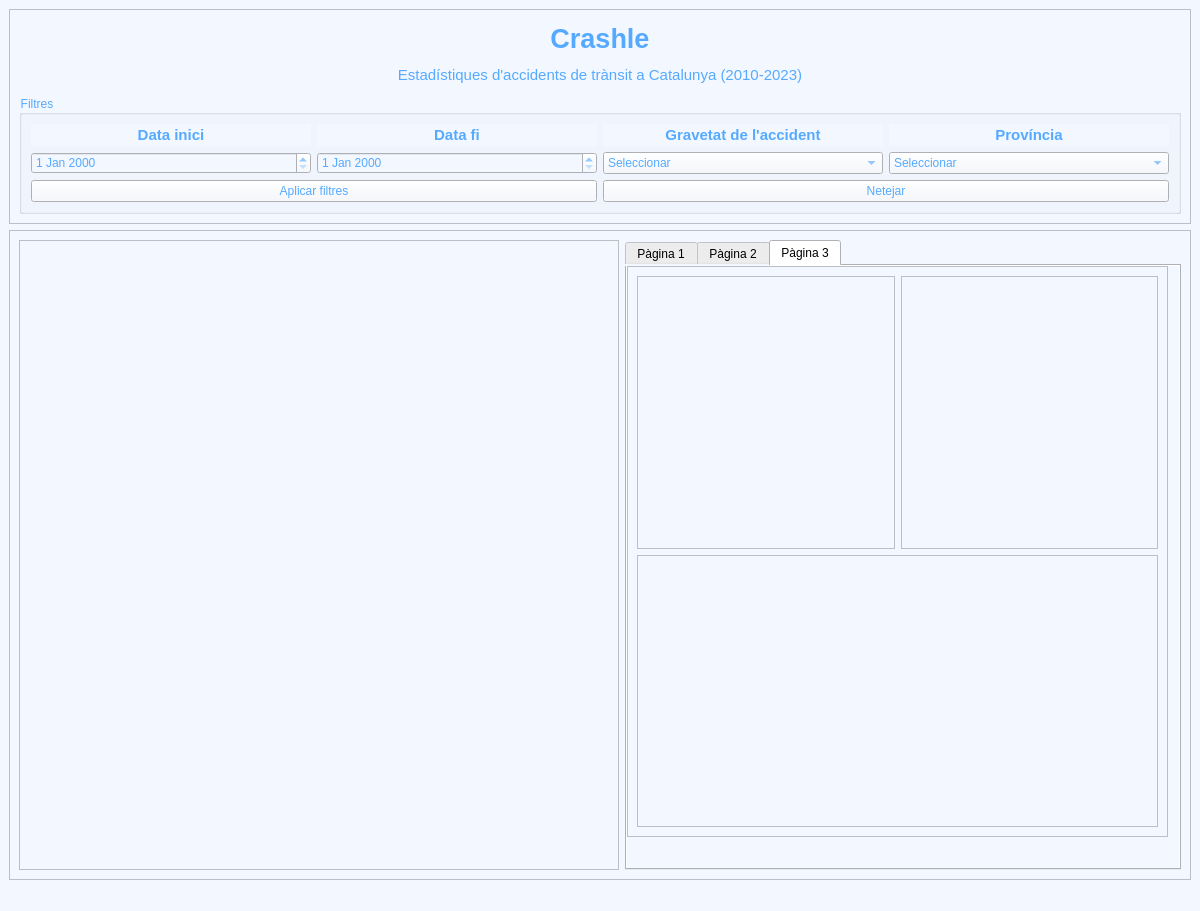
Qt form main_window.ui (guillempagesbustamante/Crashly) before a commit.
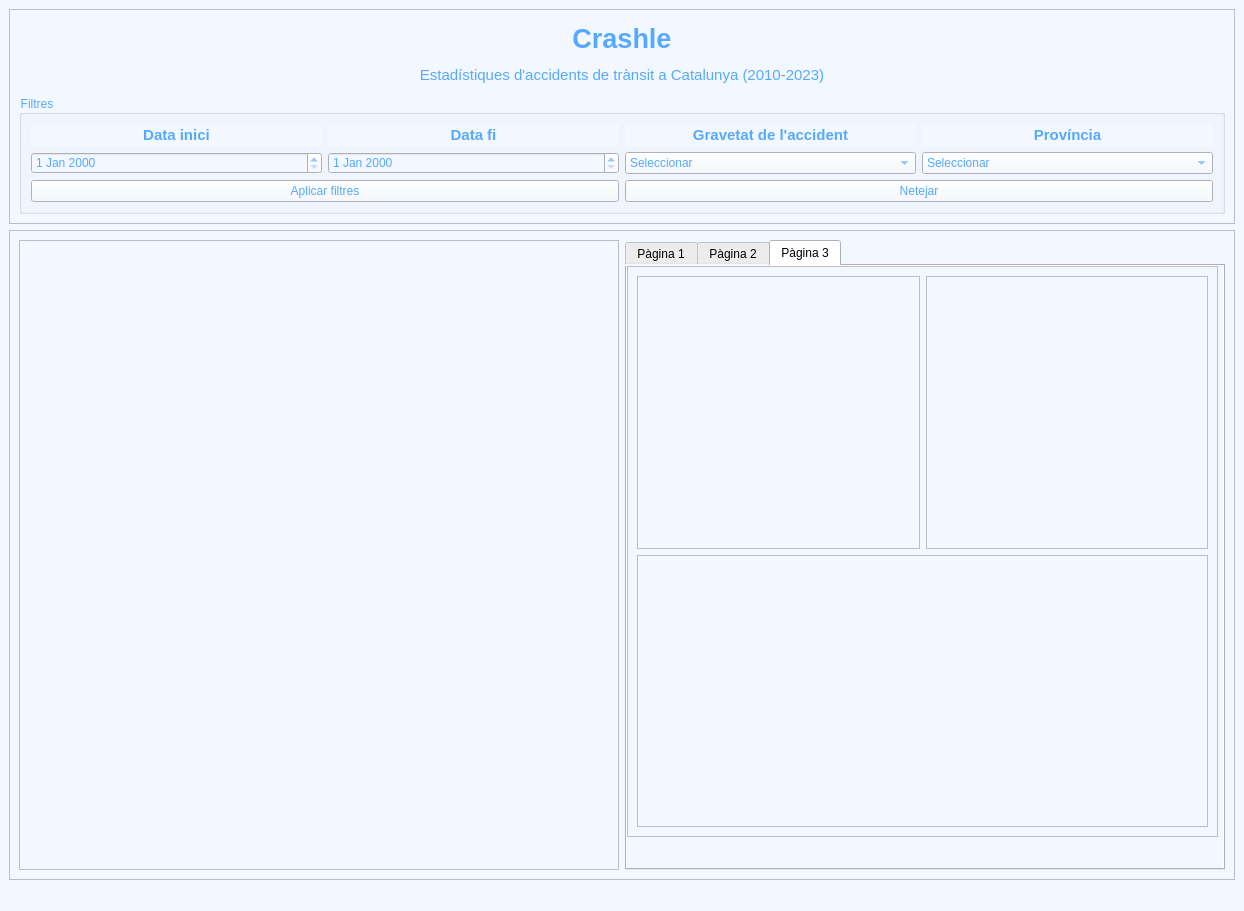
The same form after that commit.

```diff
--- a/main_window.ui
+++ b/main_window.ui
@@ -6,7 +6,7 @@
    <rect>
     <x>0</x>
     <y>0</y>
-    <width>1200</width>
+    <width>1244</width>
     <height>911</height>
    </rect>
   </property>
@@ -23,8 +23,8 @@
      <height>900</height>
     </size>
    </property>
-   <layout class="QVBoxLayout" name="verticalLayout_5">
-    <item>
+   <layout class="QGridLayout" name="gridLayout_5">
+    <item row="0" column="0">
      <widget class="QFrame" name="headerFrame">
       <property name="maximumSize">
        <size>
@@ -211,7 +211,7 @@
       </layout>
      </widget>
     </item>
-    <item>
+    <item row="1" column="0">
      <widget class="QFrame" name="bottomFrame">
       <property name="maximumSize">
        <size>
@@ -245,6 +245,18 @@
        </item>
        <item>
         <widget class="QTabWidget" name="Dashboard">
+         <property name="minimumSize">
+          <size>
+           <width>600</width>
+           <height>500</height>
+          </size>
+         </property>
+         <property name="maximumSize">
+          <size>
+           <width>600</width>
+           <height>16777215</height>
+          </size>
+         </property>
          <property name="currentIndex">
           <number>2</number>
          </property>
@@ -271,8 +283,8 @@
             <enum>QFrame::Shadow::Raised</enum>
            </property>
            <layout class="QGridLayout" name="gridLayout_2">
-            <item row="0" column="1">
-             <widget class="QFrame" name="provincesFrame">
+            <item row="1" column="0" colspan="2">
+             <widget class="QFrame" name="temporalviesFrame">
               <property name="frameShape">
                <enum>QFrame::Shape::StyledPanel</enum>
               </property>
@@ -291,8 +303,8 @@
               </property>
              </widget>
             </item>
-            <item row="1" column="0" colspan="2">
-             <widget class="QFrame" name="temporalFrame">
+            <item row="0" column="1">
+             <widget class="QFrame" name="provincesFrame">
               <property name="frameShape">
                <enum>QFrame::Shape::StyledPanel</enum>
               </property>
@@ -325,7 +337,7 @@
            </property>
            <layout class="QGridLayout" name="gridLayout_3">
             <item row="0" column="0">
-             <widget class="QFrame" name="vehiclesFrame">
+             <widget class="QFrame" name="climaFrame">
               <property name="frameShape">
                <enum>QFrame::Shape::StyledPanel</enum>
               </property>
@@ -376,7 +388,7 @@
             <rect>
              <x>0</x>
              <y>0</y>
-             <width>541</width>
+             <width>591</width>
              <height>571</height>
             </rect>
            </property>
@@ -388,7 +400,7 @@
            </property>
            <layout class="QGridLayout" name="gridLayout_4">
             <item row="0" column="1">
-             <widget class="QFrame" name="climaFrame">
+             <widget class="QFrame" name="vehiclesFrame">
               <property name="frameShape">
                <enum>QFrame::Shape::StyledPanel</enum>
               </property>
@@ -408,7 +420,7 @@
              </widget>
             </item>
             <item row="1" column="0" colspan="2">
-             <widget class="QFrame" name="temporalviesFrame">
+             <widget class="QFrame" name="temporalFrame">
               <property name="frameShape">
                <enum>QFrame::Shape::StyledPanel</enum>
               </property>
```
Left out of the diff: 90 changed lines with no effect on the pictures.
